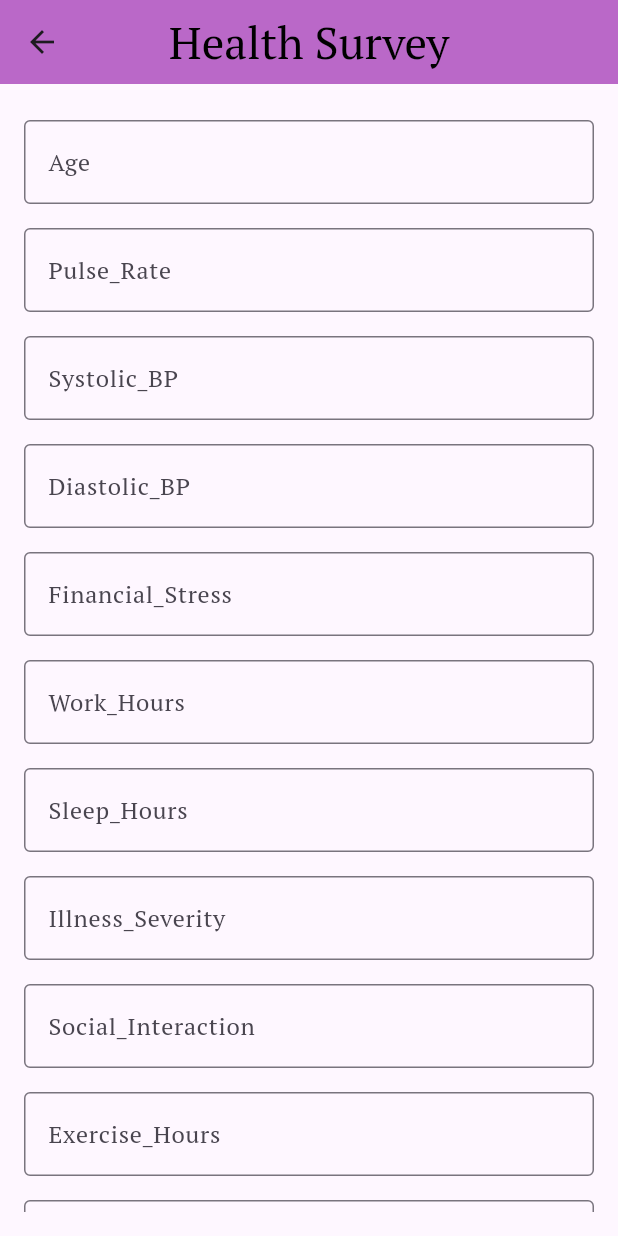
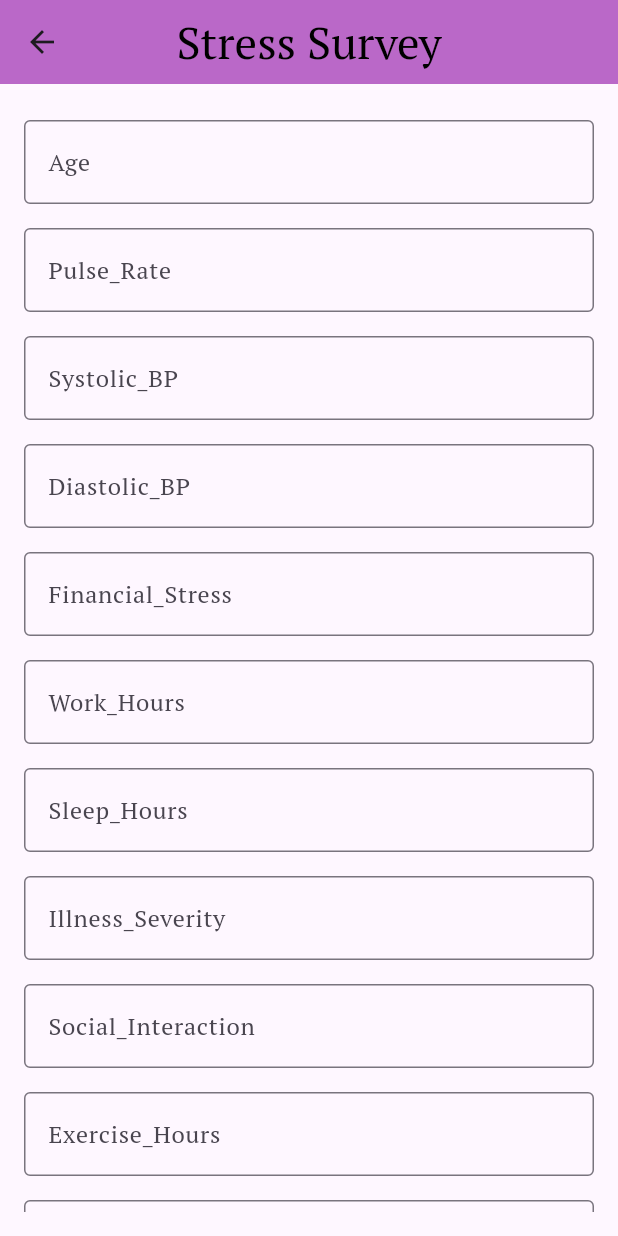
Before and after one commit to DarkStar1709/Team-Glitch, a Flutter app: the Stressscreen screen opened by its route, on a phone screen of 412 x 824 dp. Run offline on Flutter 3.47's test engine with Material 3 defaults, Android fonts, the phone set to English and light mode, and no system bars; our stand-ins replace bloc, equatable, firebase_auth, firebase_core, flutter_bloc, google_fonts and 2 more; accounts and stored records are empty.

Commit message:
final commit ?????

```diff
--- a/lib/screens/Stress.dart
+++ b/lib/screens/Stress.dart
@@ -71,7 +71,7 @@ class _StressscreenState extends State<Stressscreen> {
         backgroundColor: Colors.purple.shade300,
         centerTitle: true,
         title: const Text(
-          'Health Survey',
+          'Stress Survey',
           style: TextStyle(color: Colors.black, fontSize: 30),
         ),
       ),
```
